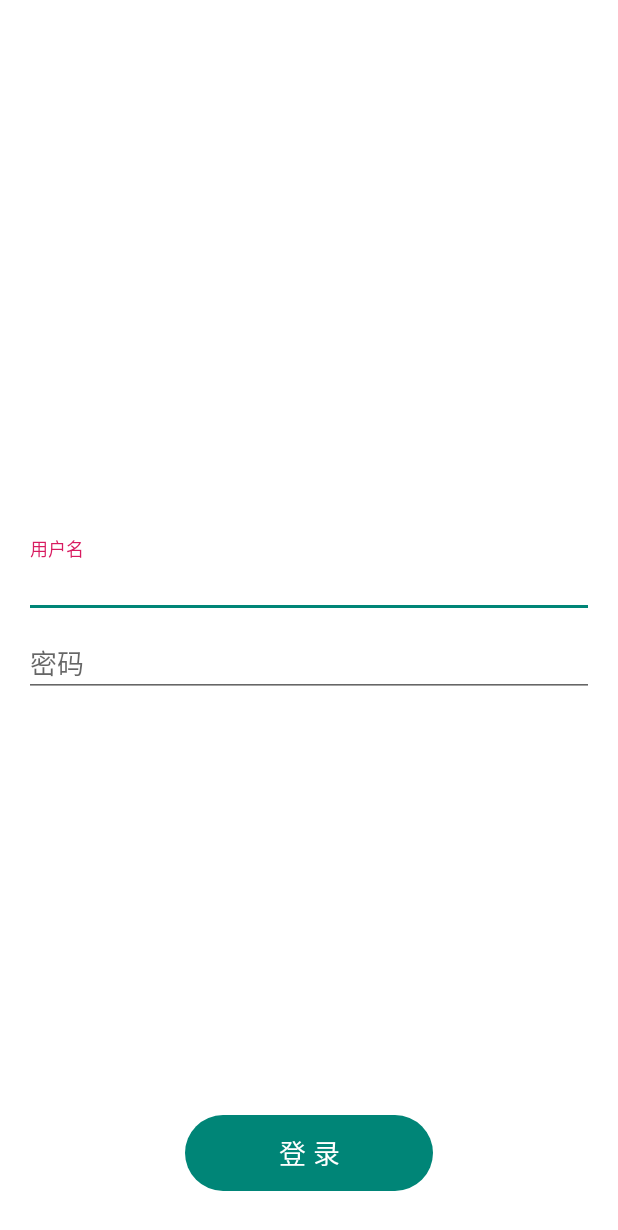
After one commit to Khaos116/ABase, an Android app: the layout activity_login.xml on its own in the app's theme, with its tools: preview values and no code run, on a phone screen of 412 x 824 dp. The commit adds this screen. Shown: the top 1230 px of the screen. Run offline under Robolectric (Android 15) with nearby library versions, the phone set to English and light mode, and no system bars.

Commit message:
增加登录页面逻辑

```diff
--- a/app/src/main/AndroidManifest.xml
+++ b/app/src/main/AndroidManifest.xml
@@ -25,6 +25,12 @@
         <category android:name="android.intent.category.LAUNCHER"/>
       </intent-filter>
     </activity>
+    <!--登录页-->
+    <activity
+        android:name=".component.login.LoginActivity"
+        android:launchMode="singleTop"
+        android:screenOrientation="portrait"
+        android:windowSoftInputMode="adjustPan|stateHidden" />
     <!--主页-->
     <activity
         android:name=".component.main.MainActivity"
--- /dev/null
+++ b/app/src/main/res/layout/activity_login.xml
@@ -0,0 +1,70 @@
+<?xml version="1.0" encoding="utf-8"?>
+<androidx.constraintlayout.widget.ConstraintLayout
+    xmlns:android="http://schemas.android.com/apk/res/android"
+    xmlns:app="http://schemas.android.com/apk/res-auto"
+    android:layout_width="match_parent"
+    android:layout_height="match_parent"
+    android:orientation="vertical"
+    >
+
+  <com.google.android.material.textfield.TextInputLayout
+      android:id="@+id/loginInputAccount"
+      android:layout_width="0dp"
+      android:layout_height="wrap_content"
+      android:paddingStart="16dp"
+      android:paddingEnd="16dp"
+      app:layout_constraintBottom_toTopOf="@id/loginInputPassword"
+      app:layout_constraintEnd_toEndOf="parent"
+      app:layout_constraintStart_toStartOf="parent"
+      app:layout_constraintTop_toTopOf="parent"
+      app:layout_constraintVertical_bias="0.5"
+      app:layout_constraintVertical_chainStyle="packed"
+      >
+
+    <EditText
+        android:id="@+id/loginEditAccount"
+        android:layout_width="match_parent"
+        android:layout_height="wrap_content"
+        android:hint="@string/login_account_hint"
+        android:maxLines="1"
+        />
+  </com.google.android.material.textfield.TextInputLayout>
+
+  <com.google.android.material.textfield.TextInputLayout
+      android:id="@+id/loginInputPassword"
+      android:layout_width="0dp"
+      android:layout_height="wrap_content"
+      android:paddingStart="16dp"
+      android:paddingEnd="16dp"
+      app:layout_constraintBottom_toBottomOf="parent"
+      app:layout_constraintEnd_toEndOf="parent"
+      app:layout_constraintStart_toStartOf="parent"
+      app:layout_constraintTop_toBottomOf="@id/loginInputAccount"
+      >
+
+    <EditText
+        android:id="@+id/loginEditPassword"
+        android:layout_width="match_parent"
+        android:layout_height="wrap_content"
+        android:hint="@string/login_password_hint"
+        android:maxLines="1"
+        />
+  </com.google.android.material.textfield.TextInputLayout>
+
+  <TextView
+      android:id="@+id/loginSubmit"
+      android:layout_width="0dp"
+      android:layout_height="wrap_content"
+      android:layout_marginBottom="30dp"
+      android:background="@drawable/shape_half_dark_green"
+      android:gravity="center"
+      android:padding="12dp"
+      android:text="@string/login_submit"
+      android:textColor="@color/white"
+      android:textSize="18sp"
+      app:layout_constraintBottom_toBottomOf="parent"
+      app:layout_constraintEnd_toEndOf="parent"
+      app:layout_constraintStart_toStartOf="parent"
+      app:layout_constraintWidth_percent="0.4"
+      />
+</androidx.constraintlayout.widget.ConstraintLayout>
--- a/app/src/main/res/values/strings.xml
+++ b/app/src/main/res/values/strings.xml
@@ -13,4 +13,7 @@
     <string name="release_to_refresh">释放刷新</string>
     <string name="refresh_loading_data">数据加载中…</string>
     <string name="double_exit">再按一次退出</string>
+    <string name="login_account_hint">用户名</string>
+    <string name="login_password_hint">密码</string>
+    <string name="login_submit">登 录</string>
 </resources>
```
Also changed, not shown: ablibrary/src/main/java/cc/ab/base/ui/activity/BaseActivity.kt (+14 -0 lines), app/src/main/java/cc/abase/demo/component/login/LoginActivity.kt (added, +72 -0 lines), app/src/main/java/cc/abase/demo/component/main/MainActivity.kt (+35 -13 lines), app/src/main/java/cc/abase/demo/component/splash/SplashActivity.kt (+11 -1 lines), app/src/main/java/cc/abase/demo/constants/UiConstants.kt (added, +12 -0 lines), app/src/main/java/cc/abase/demo/repository/UserRepository.kt (+71 -0 lines), app/src/main/java/cc/abase/demo/repository/request/WanUserRequest.kt (+5 -3 lines), app/src/main/java/cc/abase/demo/utils/MMkvUtils.kt (added, +51 -0 lines).
